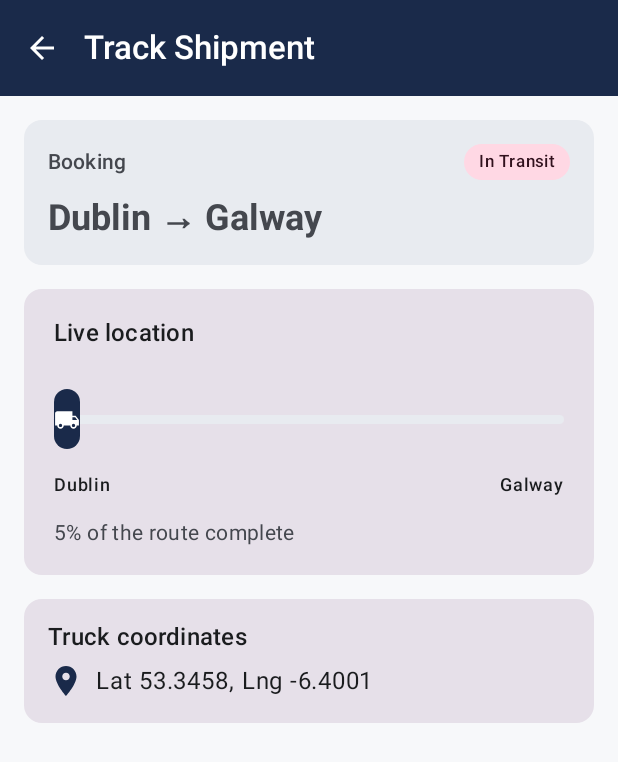
After one commit to ProsperMunachimso/TruckFlow-App, an Android app built with Jetpack Compose: the composable TrackShipmentScreen called with empty values, on a phone screen of 412 x 824 dp. The commit adds this screen. Shown: the top 762 px of the screen. Run offline under Robolectric (Android 15) with nearby library versions, the phone set to English and light mode, and no system bars.

Commit message:
Integrated shipment tracking navigation with booking-specific routes and dashboard actions

```diff
--- a/app/build.gradle.kts
+++ b/app/build.gradle.kts
@@ -56,4 +56,6 @@ dependencies {
     debugImplementation(libs.androidx.compose.ui.tooling)
     implementation(libs.androidx.navigation.compose)
     implementation(libs.androidx.compose.material.icons.extended)
+    implementation(libs.androidx.lifecycle.viewmodel.compose)
+    implementation(libs.androidx.lifecycle.runtime.compose)
 }
--- a/app/src/main/java/com/griffith/truckflowapp/MainActivity.kt
+++ b/app/src/main/java/com/griffith/truckflowapp/MainActivity.kt
@@ -18,6 +18,9 @@ import com.griffith.truckflowapp.screens.ClientTruckListScreen
 import com.griffith.truckflowapp.screens.RoleSelectionScreen
 import com.griffith.truckflowapp.ui.theme.TruckFlowAppTheme
 import com.griffith.truckflowapp.screens.CreateBookingScreen
+import com.griffith.truckflowapp.screens.TrackShipmentScreen
+import androidx.navigation.NavType
+import androidx.navigation.navArgument
 
  /* MainActivity is the only Activity in the app apart from BookingDetailsActivity.
  I used a single-Activity architecture because Compose Navigation is designed
@@ -69,6 +72,10 @@ fun TruckFlowApp(modifier: Modifier = Modifier) {
             ClientTruckListScreen(
                 onNavigateToCreateBooking = { //Kept the callback as a parameter (rather than passing navController) to preserve the hoisting pattern made with RoleSelectionScreen.
                     navController.navigate(NavRoutes.CREATE_BOOKING)
+                },
+                onNavigateToTrackShipment = { // I used the same hoisting pattern here, the screen reports which booking
+                    // the user wants to track, MainActivity decides the route.
+                    bookingId -> navController.navigate(NavRoutes.trackShipmentRoute(bookingId))
                 }
             )
         }
@@ -79,5 +86,21 @@ fun TruckFlowApp(modifier: Modifier = Modifier) {
                 onNavigateBack = { navController.popBackStack() }
             )
         }
+        composable(
+            route = NavRoutes.TRACK_SHIPMENT_PATTERN,
+            arguments = listOf(
+                navArgument(NavRoutes.TRACK_SHIPMENT_ARG) {
+                    type = NavType.StringType
+                }
+            )
+        ) { backStackEntry ->
+            val bookingId = backStackEntry.arguments
+                ?.getString(NavRoutes.TRACK_SHIPMENT_ARG)
+                ?: ""  // I used this so it is never empty, but avoids a crash if the route is malformed
+            TrackShipmentScreen(
+                bookingId = bookingId,
+                onNavigateBack = { navController.popBackStack() }
+            )
+        }
     }
 }
--- /dev/null
+++ b/app/src/main/java/com/griffith/truckflowapp/data/MockTrackingRepository.kt
@@ -0,0 +1,56 @@
+package com.griffith.truckflowapp.data
+
+import com.griffith.truckflowapp.model.BookingStatus
+import com.griffith.truckflowapp.model.ShipmentTracking
+import com.griffith.truckflowapp.model.TruckLocation
+import kotlinx.coroutines.Dispatchers
+import kotlinx.coroutines.delay
+import kotlinx.coroutines.flow.Flow
+import kotlinx.coroutines.flow.flow
+import kotlinx.coroutines.flow.flowOn
+
+// Simulates a truck travelling from Dublin to Galway. Emits 21 updates
+// (one every 1.5s) interpolating between the two coordinates, so the UI
+// can show the truck moving across Ireland over ~30 seconds and then
+// arriving. In M3 the real repository will replace this with a call to
+// GET /api/bookings/{id}/tracking or a Firebase realtime stream.
+class MockTrackingRepository : TrackingRepository {
+
+    override fun observeShipment(bookingId: String): Flow<ShipmentTracking?> = flow {
+        val dublin = TruckLocation(53.3498, -6.2603)
+        val galway = TruckLocation(53.2707, -9.0568)
+        val steps = 20
+
+        // Emit an initial "not yet started" state so the screen has
+        // something to show immediately instead of a blank 1.5s delay.
+        emit(
+            ShipmentTracking(
+                bookingId = bookingId,
+                pickupLocation = "Dublin",
+                deliveryLocation = "Galway",
+                status = BookingStatus.CONFIRMED,
+                truckLocation = dublin,
+                progress = 0f
+            )
+        )
+        delay(1500)
+
+        for (i in 1..steps) {
+            val fraction = i.toDouble() / steps
+            val lat = dublin.latitude + (galway.latitude - dublin.latitude) * fraction
+            val lng = dublin.longitude + (galway.longitude - dublin.longitude) * fraction
+
+            emit(
+                ShipmentTracking(
+                    bookingId = bookingId,
+                    pickupLocation = "Dublin",
+                    deliveryLocation = "Galway",
+                    status = if (i < steps) BookingStatus.IN_TRANSIT else BookingStatus.DELIVERED,
+                    truckLocation = TruckLocation(lat, lng),
+                    progress = fraction.toFloat()
+                )
+            )
+            delay(1500)
+        }
+    }.flowOn(Dispatchers.Default)
+}
--- a/app/src/main/java/com/griffith/truckflowapp/model/ShipmentTracking.kt
+++ b/app/src/main/java/com/griffith/truckflowapp/model/ShipmentTracking.kt
@@ -18,5 +18,6 @@ data class ShipmentTracking(
     val pickupLocation: String,
     val deliveryLocation: String,
     val status: BookingStatus,
-    val truckLocation: TruckLocation?
+    val truckLocation: TruckLocation?,
+    val progress: Float = 0f
 )
--- a/app/src/main/java/com/griffith/truckflowapp/navigation/NavRoutes.kt
+++ b/app/src/main/java/com/griffith/truckflowapp/navigation/NavRoutes.kt
@@ -4,4 +4,10 @@ object NavRoutes {
     const val ROLE_SELECTION = "role_selection"
     const val CLIENT_TRUCKS = "client_trucks"
     const val CREATE_BOOKING = "create_booking"
+
+    // Added a route with a booking ID path argument. The pattern is used by NavHost,
+    const val TRACK_SHIPMENT_PATTERN = "track_shipment/{bookingId}"
+    const val TRACK_SHIPMENT_ARG = "bookingId"
+    // This the helper function builds a concrete route for navigate().
+    fun trackShipmentRoute(bookingId: String) = "track_shipment/$bookingId"
 }
--- a/app/src/main/java/com/griffith/truckflowapp/screens/ClientTruckListScreen.kt
+++ b/app/src/main/java/com/griffith/truckflowapp/screens/ClientTruckListScreen.kt
@@ -83,6 +83,7 @@ private val sampleBookings = listOf(
 @Composable
 fun ClientTruckListScreen(
     onNavigateToCreateBooking: () -> Unit,
+    onNavigateToTrackShipment: (String) -> Unit,
     modifier: Modifier = Modifier
 ) {
     // The Android Context is required to launch external apps and Activities from Compose button click handlers.
@@ -197,7 +198,7 @@ fun ClientTruckListScreen(
                 }
                 // This button is for the client to track shipments.
                 OutlinedButton(
-                    onClick = { /* M3: navigate to MyBookings */ },
+                    onClick = {onNavigateToTrackShipment("BK-ABC123")},
                     modifier = Modifier.fillMaxWidth()
                 ) {
                     Icon(Icons.Filled.TrackChanges, contentDescription = null)
@@ -305,7 +306,8 @@ fun ClientTruckListScreen(
                 )
             }
         } else {
-            items(visibleBookings) { booking -> RecentBookingCard(booking = booking) // This creates a reusable RecentBookingCard for each entry.
+            items(visibleBookings) { booking ->
+                RecentBookingCard(booking = booking, onTrack = onNavigateToTrackShipment) // This creates a reusable RecentBookingCard for each entry.
             }
         }
 
@@ -384,7 +386,7 @@ private fun MetricCard(
 // Route and pickup date are stacked underneath for easier reading on mobile.
 // The Track action is visible but currently has no implemented navigation.
 @Composable
-private fun RecentBookingCard(booking: RecentBooking) {
+private fun RecentBookingCard(booking: RecentBooking, onTrack: (String) -> Unit) {
     Card(modifier = Modifier.fillMaxWidth()) {
         Column(modifier = Modifier.padding(14.dp)) {
             // Place the icon and numeric value on opposite sides of the card.
@@ -415,7 +417,7 @@ private fun RecentBookingCard(booking: RecentBooking) {
             )
             Spacer(modifier = Modifier.height(8.dp))
             OutlinedButton(
-                onClick = { },
+                onClick = {onTrack(booking.id) },
                 modifier = Modifier.align(Alignment.End)
             ) {
                 Text("Track")
@@ -469,6 +471,6 @@ private fun StatusChip(status: BookingStatus) {
 @Composable
 private fun ClientTruckListScreenPreview() {
     TruckFlowAppTheme {
-        ClientTruckListScreen(onNavigateToCreateBooking = {})
+        ClientTruckListScreen(onNavigateToCreateBooking = {}, onNavigateToTrackShipment = {})
     }
 }
--- /dev/null
+++ b/app/src/main/java/com/griffith/truckflowapp/screens/TrackShipmentScreen.kt
@@ -0,0 +1,315 @@
+package com.griffith.truckflowapp.screens
+
+import androidx.compose.animation.core.animateFloatAsState
+import androidx.compose.foundation.background
+import androidx.compose.foundation.layout.Arrangement
+import androidx.compose.foundation.layout.Box
+import androidx.compose.foundation.layout.Column
+import androidx.compose.foundation.layout.Row
+import androidx.compose.foundation.layout.Spacer
+import androidx.compose.foundation.layout.fillMaxSize
+import androidx.compose.foundation.layout.fillMaxWidth
+import androidx.compose.foundation.layout.height
+import androidx.compose.foundation.layout.offset
+import androidx.compose.foundation.layout.padding
+import androidx.compose.foundation.layout.size
+import androidx.compose.foundation.rememberScrollState
+import androidx.compose.foundation.shape.CircleShape
+import androidx.compose.foundation.shape.RoundedCornerShape
+import androidx.compose.foundation.verticalScroll
+import androidx.compose.material.icons.Icons
+import androidx.compose.material.icons.automirrored.filled.ArrowBack
+import androidx.compose.material.icons.filled.CheckCircle
+import androidx.compose.material.icons.filled.LocalShipping
+import androidx.compose.material.icons.filled.LocationOn
+import androidx.compose.material3.Card
+import androidx.compose.material3.CardDefaults
+import androidx.compose.material3.CircularProgressIndicator
+import androidx.compose.material3.ExperimentalMaterial3Api
+import androidx.compose.material3.Icon
+import androidx.compose.material3.IconButton
+import androidx.compose.material3.MaterialTheme
+import androidx.compose.material3.Scaffold
+import androidx.compose.material3.Surface
+import androidx.compose.material3.Text
+import androidx.compose.material3.TopAppBar
+import androidx.compose.material3.TopAppBarDefaults
+import androidx.compose.runtime.Composable
+import androidx.compose.runtime.getValue
+import androidx.compose.ui.Alignment
+import androidx.compose.ui.Modifier
+import androidx.compose.ui.layout.onSizeChanged
+import androidx.compose.ui.platform.LocalDensity
+import androidx.compose.ui.text.font.FontWeight
+import androidx.compose.ui.unit.dp
+import androidx.lifecycle.compose.collectAsStateWithLifecycle
+import androidx.lifecycle.viewmodel.compose.viewModel
+import com.griffith.truckflowapp.model.BookingStatus
+import com.griffith.truckflowapp.model.ShipmentTracking
+import com.griffith.truckflowapp.viewmodel.TrackingViewModel
+
+// Live tracking screen. Subscribes to the TrackingViewModel which exposes
+// a StateFlow of ShipmentTracking. As the mock repository emits a new
+// position every 1.5 seconds, this screen redraws with the truck icon
+// moving further along the route.
+//
+// The route visualisation is deliberately abstract (a horizontal line
+// with two city labels) rather than a real map, because drawing an
+// actual map would require the Google Maps SDK — an unnecessary
+// dependency for a mock track. In M3 with the real API, we would swap
+// this Box for a GoogleMap composable.
+@OptIn(ExperimentalMaterial3Api::class)
+@Composable
+fun TrackShipmentScreen(
+    bookingId: String,
+    onNavigateBack: () -> Unit,
+    viewModel: TrackingViewModel = viewModel()
+) {
+    // collectAsStateWithLifecycle is the lifecycle-aware way to consume
+    // a StateFlow from Compose. It stops collection when the screen is
+    // in the background and resumes when it returns — no manual
+    // DisposableEffect needed.
+    val tracking by viewModel.track(bookingId)
+        .collectAsStateWithLifecycle()
+
+    Scaffold(
+        topBar = {
+            TopAppBar(
+                title = { Text("Track Shipment") },
+                navigationIcon = {
+                    IconButton(onClick = onNavigateBack) {
+                        Icon(Icons.AutoMirrored.Filled.ArrowBack, contentDescription = "Back")
+                    }
+                },
+                colors = TopAppBarDefaults.topAppBarColors(
+                    containerColor = MaterialTheme.colorScheme.primary,
+                    titleContentColor = MaterialTheme.colorScheme.onPrimary,
+                    navigationIconContentColor = MaterialTheme.colorScheme.onPrimary
+                )
+            )
+        }
+    ) { padding ->
+        Box(
+            modifier = Modifier
+                .fillMaxSize()
+                .padding(padding)
+        ) {
+            if (tracking == null) {
+                // First frame before the StateFlow has emitted anything.
+                // Shows a spinner so the user knows the app is working.
+                Box(
+                    modifier = Modifier.fillMaxSize(),
+                    contentAlignment = Alignment.Center
+                ) {
+                    CircularProgressIndicator()
+                }
+            } else {
+                TrackingContent(
+                    tracking = tracking!!,
+                    modifier = Modifier
+                        .fillMaxSize()
+                        .verticalScroll(rememberScrollState())
+                        .padding(16.dp)
+                )
+            }
+        }
+    }
+}
+
+@Composable
+private fun TrackingContent(tracking: ShipmentTracking, modifier: Modifier = Modifier) {
+    Column(
+        modifier = modifier,
+        verticalArrangement = Arrangement.spacedBy(16.dp)
+    ) {
+
+        // ── Header card: booking ID + status chip ─────────
+        Card(
+            modifier = Modifier.fillMaxWidth(),
+            colors = CardDefaults.cardColors(
+                containerColor = MaterialTheme.colorScheme.surfaceVariant
+            )
+        ) {
+            Column(modifier = Modifier.padding(16.dp)) {
+                Row(
+                    modifier = Modifier.fillMaxWidth(),
+                    horizontalArrangement = Arrangement.SpaceBetween,
+                    verticalAlignment = Alignment.CenterVertically
+                ) {
+                    Text(
+                        text = "Booking ${tracking.bookingId}",
+                        style = MaterialTheme.typography.labelLarge,
+                        color = MaterialTheme.colorScheme.onSurfaceVariant
+                    )
+                    StatusChip(status = tracking.status)
+                }
+                Spacer(modifier = Modifier.height(8.dp))
+                Text(
+                    text = "${tracking.pickupLocation} → ${tracking.deliveryLocation}",
+                    style = MaterialTheme.typography.headlineSmall,
+                    fontWeight = FontWeight.Bold
+                )
+            }
+        }
+
+        // ── Route visualisation ───────────────────────────
+        Card(modifier = Modifier.fillMaxWidth()) {
+            Column(modifier = Modifier.padding(20.dp)) {
+                Text(
+                    text = "Live location",
+                    style = MaterialTheme.typography.titleMedium,
+                    fontWeight = FontWeight.SemiBold
+                )
+                Spacer(modifier = Modifier.height(24.dp))
+                RouteProgressBar(progress = tracking.progress)
+                Spacer(modifier = Modifier.height(12.dp))
+                Row(
+                    modifier = Modifier.fillMaxWidth(),
+                    horizontalArrangement = Arrangement.SpaceBetween
+                ) {
+                    Text(tracking.pickupLocation, style = MaterialTheme.typography.labelMedium)
+                    Text(tracking.deliveryLocation, style = MaterialTheme.typography.labelMedium)
+                }
+                Spacer(modifier = Modifier.height(16.dp))
+                Text(
+                    text = "${(tracking.progress * 100).toInt()}% of the route complete",
+                    style = MaterialTheme.typography.bodyMedium,
+                    color = MaterialTheme.colorScheme.onSurfaceVariant
+                )
+            }
+        }
+
+        // ── Coordinate readout ────────────────────────────
+        // Shows the raw data driving the animation. In M3 this whole
+        // card would be replaced by a real map centred on the truck.
+        Card(modifier = Modifier.fillMaxWidth()) {
+            Column(modifier = Modifier.padding(16.dp)) {
+                Text(
+                    text = "Truck coordinates",
+                    style = MaterialTheme.typography.titleMedium,
+                    fontWeight = FontWeight.SemiBold
+                )
+                Spacer(modifier = Modifier.height(8.dp))
+                tracking.truckLocation?.let { loc ->
+                    Row(verticalAlignment = Alignment.CenterVertically) {
+                        Icon(
+                            Icons.Filled.LocationOn,
+                            contentDescription = null,
+                            tint = MaterialTheme.colorScheme.primary
+                        )
+                        Spacer(modifier = Modifier.size(8.dp))
+                        Text(
+                            text = "Lat ${"%.4f".format(loc.latitude)}, " +
+                                    "Lng ${"%.4f".format(loc.longitude)}",
+                            style = MaterialTheme.typography.bodyLarge
+                        )
+                    }
+                }
+            }
+        }
+    }
+}
+
+// Horizontal progress bar with a truck icon that slides along it.
+// animateFloatAsState smooths the 1.5-second jumps into continuous
+// movement — without it the truck would teleport.
+@Composable
+private fun RouteProgressBar(progress: Float) {
+    val animatedProgress by animateFloatAsState(
+        targetValue = progress.coerceIn(0f, 1f),
+        label = "truck_progress"
+    )
+
+    Box(
+        modifier = Modifier
+            .fillMaxWidth()
+            .height(48.dp)
+    ) {
+        // The grey track sits at the vertical centre of the box.
+        Box(
+            modifier = Modifier
+                .fillMaxWidth()
+                .height(6.dp)
+                .align(Alignment.CenterStart)
+                .background(
+                    color = MaterialTheme.colorScheme.surfaceVariant,
+                    shape = RoundedCornerShape(3.dp)
+                )
+        )
+        // The filled portion grows to match progress.
+        Box(
+            modifier = Modifier
+                .fillMaxWidth(animatedProgress)
+                .height(6.dp)
+                .align(Alignment.CenterStart)
+                .background(
+                    color = MaterialTheme.colorScheme.primary,
+                    shape = RoundedCornerShape(3.dp)
+                )
+        )
+        // The truck icon sits at the leading edge of the filled bar.
+        // fillMaxWidth(animatedProgress) with CenterEnd aligns the icon
+        // at the right edge of that filled region.
+        Box(
+            modifier = Modifier
+                .fillMaxWidth(animatedProgress)
+                .align(Alignment.CenterStart),
+            contentAlignment = Alignment.CenterEnd
+        ) {
+            Surface(
+                shape = CircleShape,
+                color = MaterialTheme.colorScheme.primary,
+                modifier = Modifier.size(40.dp)
+            ) {
+                Box(contentAlignment = Alignment.Center) {
+                    Icon(
+                        imageVector = Icons.Filled.LocalShipping,
+                        contentDescription = "Truck position",
+                        tint = MaterialTheme.colorScheme.onPrimary,
+                        modifier = Modifier.size(22.dp)
+                    )
+                }
+            }
+        }
+    }
+}
+
+@Composable
+private fun StatusChip(status: BookingStatus) {
+    val background = when (status) {
+        BookingStatus.PENDING -> MaterialTheme.colorScheme.secondaryContainer
+        BookingStatus.CONFIRMED -> MaterialTheme.colorScheme.primaryContainer
+        BookingStatus.IN_TRANSIT -> MaterialTheme.colorScheme.tertiaryContainer
+        BookingStatus.DELIVERED -> MaterialTheme.colorScheme.primaryContainer
+        BookingStatus.CANCELLED -> MaterialTheme.colorScheme.errorContainer
+    }
+    val foreground = when (status) {
+        BookingStatus.PENDING -> MaterialTheme.colorScheme.onSecondaryContainer
+        BookingStatus.CONFIRMED -> MaterialTheme.colorScheme.onPrimaryContainer
+        BookingStatus.IN_TRANSIT -> MaterialTheme.colorScheme.onTertiaryContainer
+        BookingStatus.DELIVERED -> MaterialTheme.colorScheme.onPrimaryContainer
+        BookingStatus.CANCELLED -> MaterialTheme.colorScheme.onErrorContainer
+    }
+    Surface(shape = RoundedCornerShape(12.dp), color = background) {
+        Row(
+            modifier = Modifier.padding(horizontal = 10.dp, vertical = 4.dp),
+            verticalAlignment = Alignment.CenterVertically
+        ) {
+            if (status == BookingStatus.DELIVERED) {
+                Icon(
+                    Icons.Filled.CheckCircle,
+                    contentDescription = null,
+                    tint = foreground,
+                    modifier = Modifier.size(14.dp)
+                )
+                Spacer(modifier = Modifier.size(4.dp))
+            }
+            Text(
+                text = status.label,
+                style = MaterialTheme.typography.labelSmall,
+                fontWeight = FontWeight.SemiBold,
+                color = foreground
+            )
+        }
+    }
+}
--- /dev/null
+++ b/app/src/main/java/com/griffith/truckflowapp/viewmodel/TrackingViewModel.kt
@@ -0,0 +1,32 @@
+package com.griffith.truckflowapp.viewmodel
+
+import androidx.lifecycle.ViewModel
+import androidx.lifecycle.viewModelScope
+import com.griffith.truckflowapp.data.MockTrackingRepository
+import com.griffith.truckflowapp.data.TrackingRepository
+import com.griffith.truckflowapp.model.ShipmentTracking
+import kotlinx.coroutines.flow.SharingStarted
+import kotlinx.coroutines.flow.StateFlow
+import kotlinx.coroutines.flow.stateIn
+
+// Exposes the repository's Flow as a StateFlow so the Compose screen
+// can collect it with collectAsStateWithLifecycle and get a stable
+// current value plus automatic lifecycle handling.
+//
+// The default constructor takes MockTrackingRepository so ViewModel can
+// be instantiated without a factory (required for Compose's viewModel()).
+// Tests can pass a fake repository by hand.
+class TrackingViewModel(
+    private val repository: TrackingRepository = MockTrackingRepository()
+) : ViewModel() {
+
+    fun track(bookingId: String): StateFlow<ShipmentTracking?> =
+        repository.observeShipment(bookingId).stateIn(
+            scope = viewModelScope,
+            // WhileSubscribed(5000) keeps the flow alive for 5 seconds
+            // after the last collector leaves — so a rotation does not
+            // restart the simulation from step 0.
+            started = SharingStarted.WhileSubscribed(5_000),
+            initialValue = null
+        )
+}
--- a/gradle/libs.versions.toml
+++ b/gradle/libs.versions.toml
@@ -33,6 +33,8 @@ androidx-appcompat = { group = "androidx.appcompat", name = "appcompat", version
 material = { group = "com.google.android.material", name = "material", version.ref = "material" }
 androidx-activity-ktx = { group = "androidx.activity", name = "activity-ktx", version.ref = "activityKtx" }
 androidx-compose-material-icons-extended = { group = "androidx.compose.material", name = "material-icons-extended" }
+androidx-lifecycle-viewmodel-compose = { group = "androidx.lifecycle", name = "lifecycle-viewmodel-compose", version.ref = "lifecycleRuntimeKtx" }
+androidx-lifecycle-runtime-compose = { group = "androidx.lifecycle", name = "lifecycle-runtime-compose", version.ref = "lifecycleRuntimeKtx" }
 [plugins]
 android-application = { id = "com.android.application", version.ref = "agp" }
 kotlin-compose = { id = "org.jetbrains.kotlin.plugin.compose", version.ref = "kotlin" }
```
